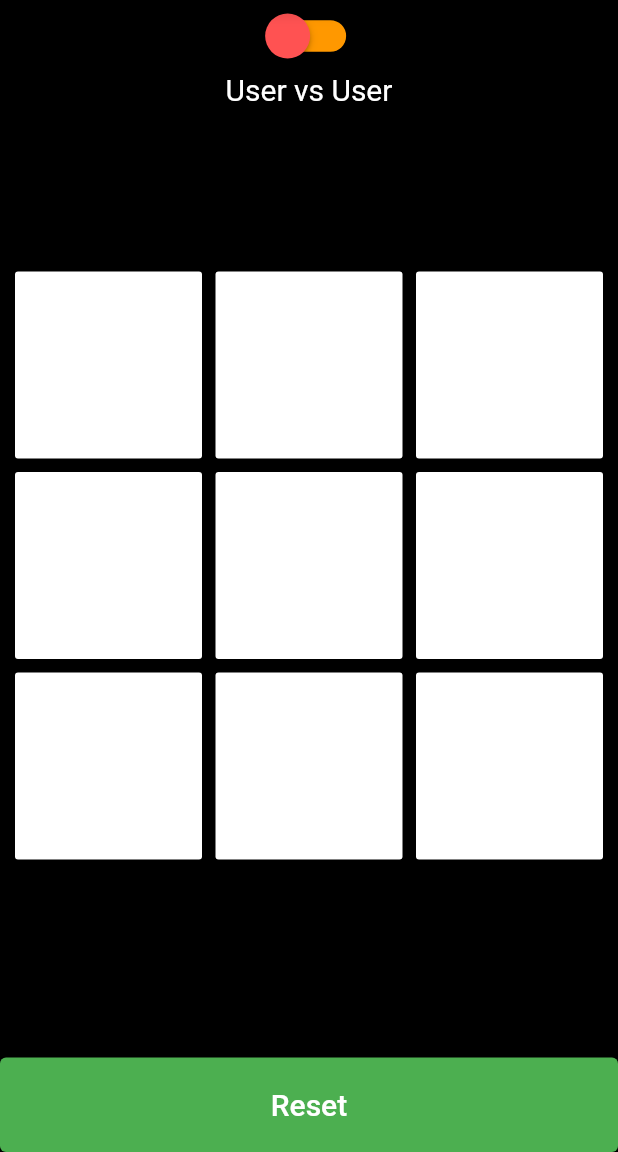
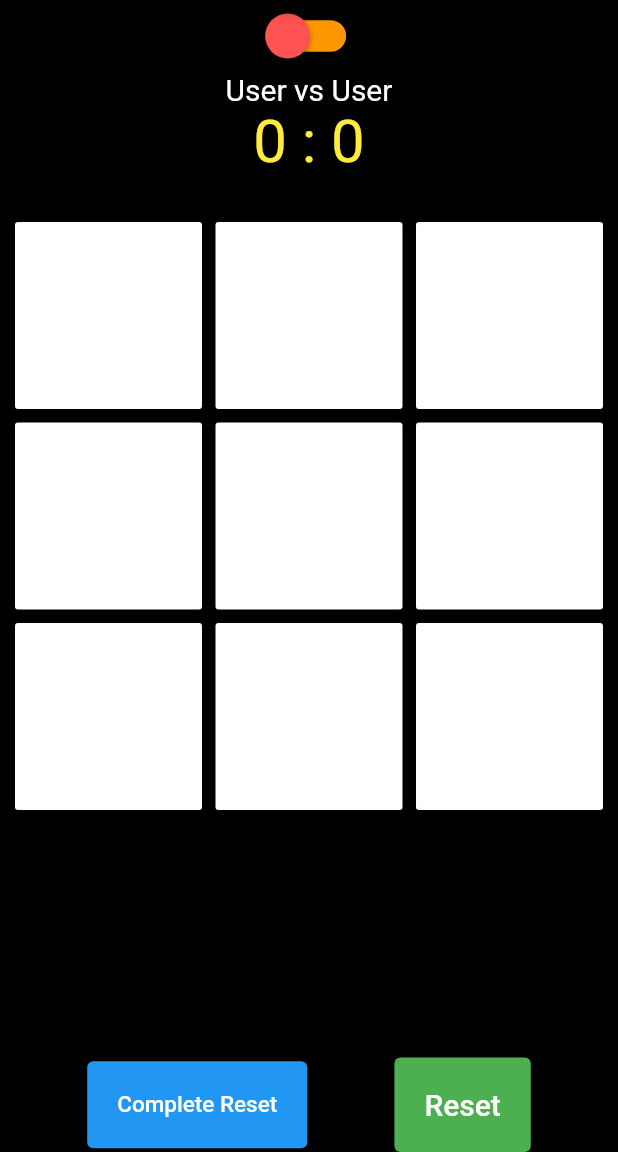
Before and after one commit to Akshat-Shah12/TicTacToe, a Flutter app: the screen it shows after launch, on a phone screen of 412 x 824 dp, the part 84-1236 px from its top. Run offline on Flutter 3.47's test engine with Material 2 defaults, Android fonts, the phone set to English and light mode, and no system bars.

Commit message:
score counter, computer player added
user vs user, user vs computer present

```diff
--- /dev/null
+++ b/tictactoe/lib/ScoreKeeper.dart
@@ -0,0 +1,19 @@
+import 'package:flutter/material.dart';
+class ScoreKeeper extends StatefulWidget {
+  final int pl1;
+  final int pl2;
+  const ScoreKeeper({ Key key,this.pl1,this.pl2 }) : super(key: key);
+
+  @override
+  _ScoreKeeperState createState() => _ScoreKeeperState();
+}
+
+class _ScoreKeeperState extends State<ScoreKeeper> {
+  @override
+  Widget build(BuildContext context) {
+    return Container(
+      alignment: Alignment.center,
+      child: Text("${widget.pl1} : ${widget.pl2}",style: TextStyle(color: Colors.yellow,fontSize: 40),),
+    );
+  }
+}
--- a/tictactoe/lib/main.dart
+++ b/tictactoe/lib/main.dart
@@ -4,6 +4,7 @@ import 'dart:math';
 import 'package:flutter/material.dart';
 import 'package:tictactoe/game_button.dart';
 import './switchScreen.dart';
+import 'ScoreKeeper.dart';
 
 void main() {
   runApp(MyApp());
@@ -38,6 +39,8 @@ class _MyHomePageState extends State<MyHomePage> {
   List<int> player1 = <int>[];
   List<int> player2 = <int>[];
   List<int> remaining = <int>[];
+  int p1=0;
+  int p2=0;
 
   bool gameOver = false;
   bool autoGame = false;
@@ -96,12 +99,20 @@ class _MyHomePageState extends State<MyHomePage> {
         if (a != -1) {
           setState(() {
             gameOver = true;
+            if(a==1){
+              p1=p1+1;
+            }
+            else if(a==2){
+              p2=p2+1;
+            }
           });
+          print("${p1} ${p2}");
           if (a == 3) {
             showEndDialog("Its a Tie");
           } else {
             showEndDialog("Player " + a.toString() + " Wins!");
           }
+
         } else {
           autoPlay();
         }
@@ -178,7 +189,6 @@ class _MyHomePageState extends State<MyHomePage> {
         bool foundPlace = false;
         int num2 = autoPlaySecondPlayer();
         int num1 = autoPlayFirstPlayer();
-        print("ll ${num1} ${num2}");
         if (num2 != 0) {
           i = num2-1;
           foundPlace = true;
@@ -194,7 +204,6 @@ class _MyHomePageState extends State<MyHomePage> {
           var cellID = remaining[randIndex];
           i = buttonsList.indexWhere((p) => p.id == cellID);
         }
-        print("${i} kdnd");
 
         playGame(buttonsList[i]);
       });
@@ -334,7 +343,9 @@ class _MyHomePageState extends State<MyHomePage> {
             SwitchScreen(
               callback: parentFunction,
             ),
-            SizedBox(height: 100),
+            ScoreKeeper(pl1:p1,pl2:p2),
+            SizedBox(height: 20),
+
             new Expanded(
               child: new GridView.builder(
                 padding: const EdgeInsets.all(10.0),
@@ -345,8 +356,8 @@ class _MyHomePageState extends State<MyHomePage> {
                     mainAxisSpacing: 9.0),
                 itemCount: buttonsList.length,
                 itemBuilder: (context, i) => new SizedBox(
-                  width: 100.0,
-                  height: 100.0,
+                  width: 90.0,
+                  height: 90.0,
                   child: new RaisedButton(
                     padding: EdgeInsets.all(8),
                     color: buttonsList[i].bg,
@@ -362,7 +373,26 @@ class _MyHomePageState extends State<MyHomePage> {
                 ),
               ),
             ),
-            new ElevatedButton(
+            Row(
+              mainAxisAlignment: MainAxisAlignment.spaceEvenly,
+              children: [
+              new ElevatedButton(
+              style: ElevatedButton.styleFrom(
+                primary: Colors.blue,
+                padding: EdgeInsets.all(20),
+              ),
+              child: new Text(
+                "Complete Reset",
+                style: new TextStyle(color: Colors.white, fontSize: 15.0),
+              ),
+              onPressed: () {
+                setState(() {
+                  p1=0;
+                  p2=0;
+                });
+                resetGame();
+              },
+            ),new ElevatedButton(
               style: ElevatedButton.styleFrom(
                 primary: Colors.green,
                 padding: EdgeInsets.all(20),
@@ -375,6 +405,8 @@ class _MyHomePageState extends State<MyHomePage> {
                 resetGame();
               },
             )
+            ],)
+
           ],
         ));
   }
```
Also changed, not shown: 25 other files.
